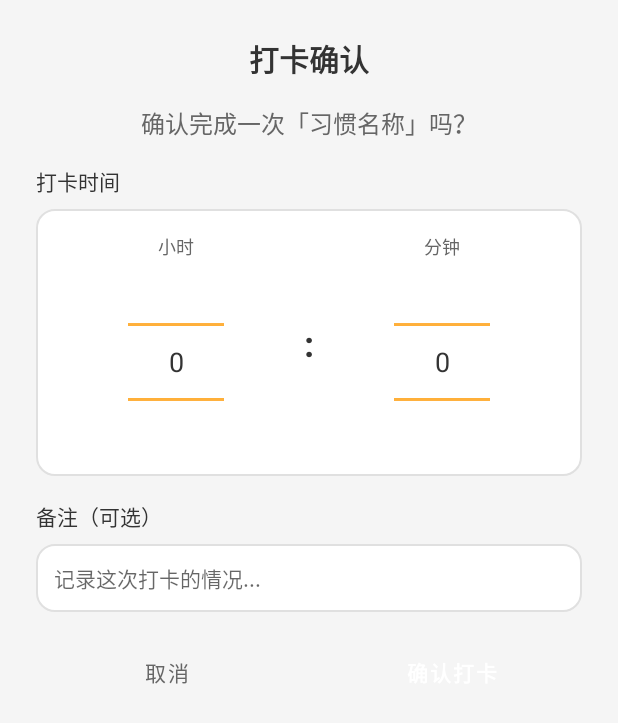
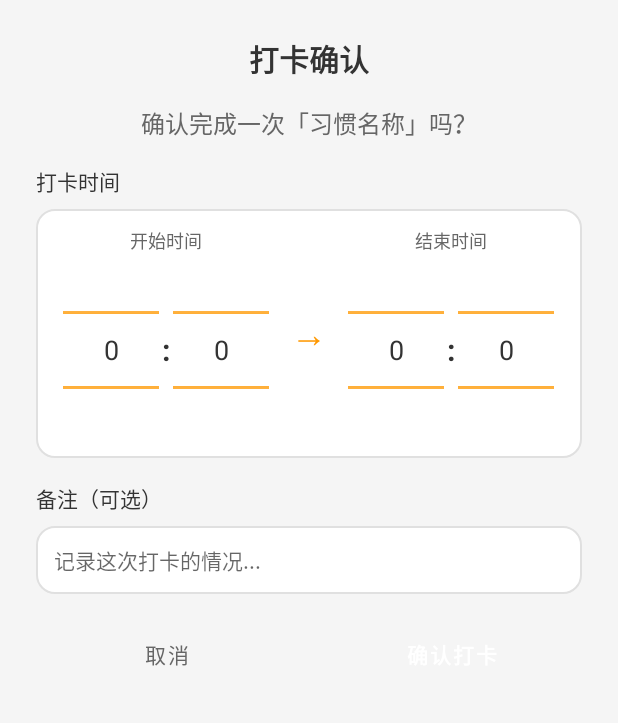
Before and after one commit to AndroidJiang/DailyCheck, an Android app: the layout dialog_checkin_with_note.xml on its own in the app's theme, with its tools: preview values and no code run, on a phone screen of 412 x 824 dp. Shown: the top 723 px of the screen. Run offline under Robolectric (Android 15) with nearby library versions, the phone set to English and light mode, and no system bars.

Commit message:
1.首页瀑布流 2.时间段更改

```diff
--- a/app/build.gradle
+++ b/app/build.gradle
@@ -10,8 +10,8 @@ android {
         applicationId "com.example.myapplication"
         minSdkVersion 21
         targetSdkVersion 28
-        versionCode 3
-        versionName "3.0"
+        versionCode 4
+        versionName "4.0"
 
         testInstrumentationRunner "androidx.test.runner.AndroidJUnitRunner"
     }
--- a/app/src/main/java/com/example/myapplication/adapter/CheckInRecordAdapter.java
+++ b/app/src/main/java/com/example/myapplication/adapter/CheckInRecordAdapter.java
@@ -36,7 +36,8 @@ public class CheckInRecordAdapter extends RecyclerView.Adapter<CheckInRecordAdap
     public void onBindViewHolder(@NonNull ViewHolder holder, int position) {
         CheckInRecord record = records.get(position);
 
-        holder.tvTime.setText(record.getTimeWithSeconds());
+        // 只显示时间段，不显示时长
+        holder.tvTime.setText(record.getTime());
 
         if (record.hasNote()) {
             holder.layoutNote.setVisibility(View.VISIBLE);
--- a/app/src/main/java/com/example/myapplication/adapter/HabitAdapter.java
+++ b/app/src/main/java/com/example/myapplication/adapter/HabitAdapter.java
@@ -108,6 +108,7 @@ public class HabitAdapter extends RecyclerView.Adapter<HabitAdapter.ViewHolder>
                 TextView tvTime = timeItemView.findViewById(R.id.tvTime);
                 TextView tvNote = timeItemView.findViewById(R.id.tvNote);
 
+                // 只显示时间段，不显示时长
                 tvTime.setText("⏰ " + record.getTime());
 
                 if (record.hasNote()) {
--- a/app/src/main/res/layout/dialog_checkin_with_note.xml
+++ b/app/src/main/res/layout/dialog_checkin_with_note.xml
@@ -39,12 +39,11 @@
         android:layout_width="match_parent"
         android:layout_height="wrap_content"
         android:orientation="horizontal"
-        android:gravity="center"
         android:background="@drawable/card_background"
-        android:padding="16dp"
+        android:padding="12dp"
         android:layout_marginBottom="16dp">
 
-        <!-- 小时选择 -->
+        <!-- 开始时间 -->
         <LinearLayout
             android:layout_width="0dp"
             android:layout_height="wrap_content"
@@ -55,30 +54,55 @@
             <TextView
                 android:layout_width="wrap_content"
                 android:layout_height="wrap_content"
-                android:text="小时"
+                android:text="开始时间"
                 android:textSize="12sp"
                 android:textColor="@color/text_secondary"
-                android:layout_marginBottom="8dp" />
+                android:layout_marginBottom="4dp" />
+
+            <LinearLayout
+                android:layout_width="wrap_content"
+                android:layout_height="wrap_content"
+                android:orientation="horizontal"
+                android:gravity="center">
 
                 <NumberPicker
-                android:id="@+id/hourPicker"
+                    android:id="@+id/startHourPicker"
+                    android:layout_width="wrap_content"
+                    android:layout_height="120dp"
+                    android:theme="@style/NumberPickerTheme" />
+
+                <TextView
+                    android:layout_width="wrap_content"
+                    android:layout_height="wrap_content"
+                    android:text=":"
+                    android:textSize="20sp"
+                    android:textStyle="bold"
+                    android:textColor="@color/text_primary"
+                    android:layout_marginStart="2dp"
+                    android:layout_marginEnd="2dp" />
+
+                <NumberPicker
+                    android:id="@+id/startMinutePicker"
                     android:layout_width="wrap_content"
                     android:layout_height="120dp"
                     android:theme="@style/NumberPickerTheme" />
 
             </LinearLayout>
 
+        </LinearLayout>
+
+        <!-- 分隔符 -->
         <TextView
             android:layout_width="wrap_content"
             android:layout_height="wrap_content"
-            android:text=":"
+            android:text="→"
             android:textSize="24sp"
-            android:textStyle="bold"
-            android:textColor="@color/text_primary"
+            android:textColor="@color/theme_primary"
+            android:layout_gravity="center"
             android:layout_marginStart="8dp"
             android:layout_marginEnd="8dp" />
 
-        <!-- 分钟选择 -->
+        <!-- 结束时间 -->
         <LinearLayout
             android:layout_width="0dp"
             android:layout_height="wrap_content"
@@ -89,16 +113,40 @@
             <TextView
                 android:layout_width="wrap_content"
                 android:layout_height="wrap_content"
-                android:text="分钟"
+                android:text="结束时间"
                 android:textSize="12sp"
                 android:textColor="@color/text_secondary"
-                android:layout_marginBottom="8dp" />
+                android:layout_marginBottom="4dp" />
+
+            <LinearLayout
+                android:layout_width="wrap_content"
+                android:layout_height="wrap_content"
+                android:orientation="horizontal"
+                android:gravity="center">
 
                 <NumberPicker
-                android:id="@+id/minutePicker"
+                    android:id="@+id/endHourPicker"
                     android:layout_width="wrap_content"
                     android:layout_height="120dp"
                     android:theme="@style/NumberPickerTheme" />
+
+                <TextView
+                    android:layout_width="wrap_content"
+                    android:layout_height="wrap_content"
+                    android:text=":"
+                    android:textSize="20sp"
+                    android:textStyle="bold"
+                    android:textColor="@color/text_primary"
+                    android:layout_marginStart="2dp"
+                    android:layout_marginEnd="2dp" />
+
+                <NumberPicker
+                    android:id="@+id/endMinutePicker"
+                    android:layout_width="wrap_content"
+                    android:layout_height="120dp"
+                    android:theme="@style/NumberPickerTheme" />
+
+            </LinearLayout>
 
         </LinearLayout>
 
--- a/app/src/main/res/layout/fragment_about.xml
+++ b/app/src/main/res/layout/fragment_about.xml
@@ -28,6 +28,7 @@
             android:layout_marginBottom="8dp" />
 
         <TextView
+            android:id="@+id/tvVersion"
             android:layout_width="wrap_content"
             android:layout_height="wrap_content"
             android:text="版本 1.0"
--- a/app/src/main/res/layout/item_check_in_time.xml
+++ b/app/src/main/res/layout/item_check_in_time.xml
@@ -24,7 +24,6 @@
         android:textSize="13sp"
         android:textColor="@color/text_secondary"
         android:maxLines="1"
-        android:ellipsize="end"
         android:visibility="gone" />
 
 </LinearLayout>
--- a/app/src/main/res/layout/item_habit.xml
+++ b/app/src/main/res/layout/item_habit.xml
@@ -5,7 +5,7 @@
     android:id="@+id/cardView"
     android:layout_width="match_parent"
     android:layout_height="wrap_content"
-    android:layout_margin="6dp"
+    android:layout_margin="4dp"
     app:cardCornerRadius="12dp"
     app:cardElevation="2dp">
 
@@ -18,7 +18,7 @@
             android:layout_width="match_parent"
             android:layout_height="wrap_content"
             android:orientation="vertical"
-            android:padding="16dp"
+            android:padding="12dp"
             android:minHeight="80dp">
 
             <!-- 标题和进度行 -->
@@ -26,7 +26,7 @@
                 android:layout_width="match_parent"
                 android:layout_height="wrap_content"
                 android:orientation="horizontal"
-                android:layout_marginBottom="8dp">
+                android:layout_marginBottom="6dp">
 
                 <!-- 习惯名称 -->
                 <TextView
```
Also changed, not shown: app/src/main/java/com/example/myapplication/fragment/AboutFragment.java (+11 -0 lines), app/src/main/java/com/example/myapplication/fragment/HomeFragment.java (+61 -28 lines), app/src/main/java/com/example/myapplication/model/CheckInRecord.java (+82 -15 lines). Lines whose indentation alone changed are shown as unchanged.
